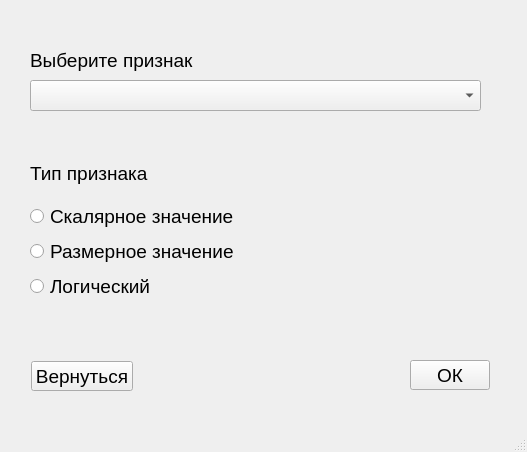
The window that layouts/knowledgeEditorFeaturePossibleDefinition.ui (RyndychRD/Classifier) describes before a commit, drawn with Qt 5.
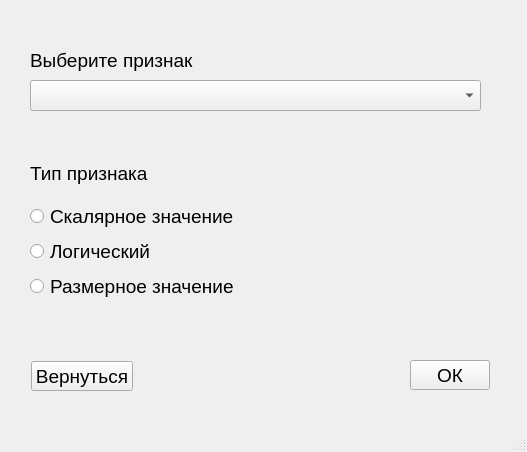
The same window after the commit.

The edit to the form file:
```diff
--- a/layouts/knowledgeEditorFeaturePossibleDefinition.ui
+++ b/layouts/knowledgeEditorFeaturePossibleDefinition.ui
@@ -111,18 +111,6 @@
        </property>
       </widget>
      </item>
-     <item>
-      <widget class="QRadioButton" name="radioBut_dimensional_featurePossibleDefinition">
-       <property name="font">
-        <font>
-         <pointsize>14</pointsize>
-        </font>
-       </property>
-       <property name="text">
-        <string>Размерное значение</string>
-       </property>
-      </widget>
-     </item>
      <item>
       <widget class="QRadioButton" name="radioBut_logic_featurePossibleDefinition">
        <property name="font">
@@ -135,6 +123,18 @@
        </property>
       </widget>
      </item>
+     <item>
+      <widget class="QRadioButton" name="radioBut_dimensional_featurePossibleDefinition">
+       <property name="font">
+        <font>
+         <pointsize>14</pointsize>
+        </font>
+       </property>
+       <property name="text">
+        <string>Размерное значение</string>
+       </property>
+      </widget>
+     </item>
     </layout>
    </widget>
    <widget class="QPushButton" name="button_Ok_featurePossibleDefinition">
```
Left out of the diff: 2 changed lines with no effect on the pictures.
